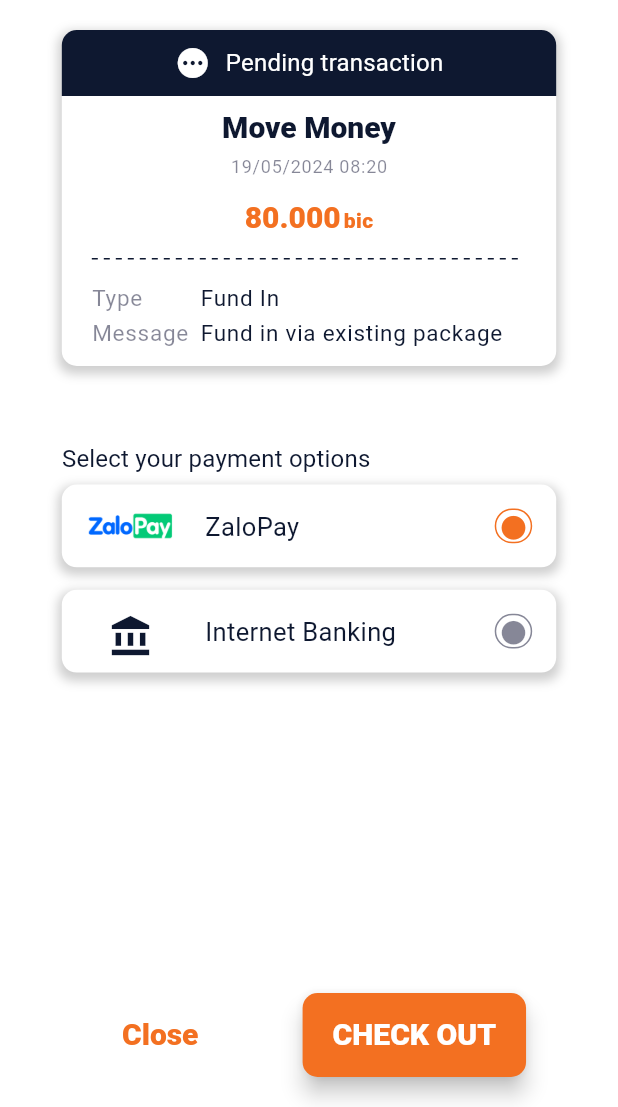
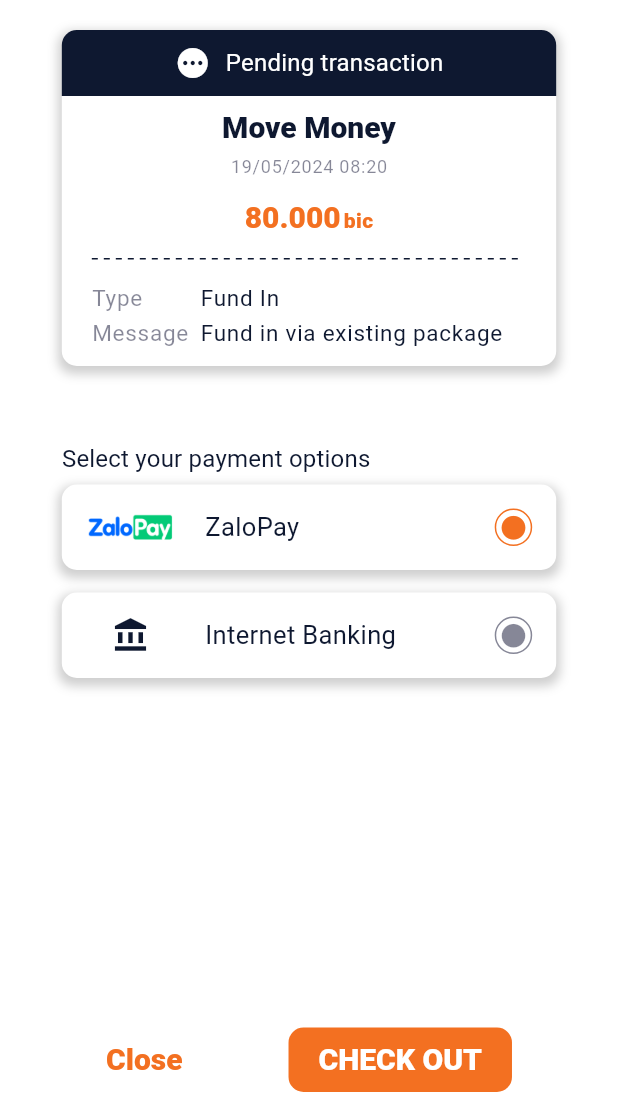
Before and after one commit to 3mallrice/fptu_bike_parking_system, a Flutter app: the PaymentScreen screen opened by its route, on a phone screen of 412 x 824 dp, the part 129-1236 px from its top. Run offline on Flutter 3.47's test engine with Material 3 defaults, Android fonts, the light colour scheme and no system bars; drawn by our look-alikes of dotted_line; our stand-ins replace firebase_core, firebase_storage, flutter_image_slideshow, font_awesome_flutter, geolocator, google_fonts and 8 more; missing offline and left inert: transition, widgets_to_image; accounts and stored records are empty.

Commit message:
[3mallrice][update ui]
- Update ui for receipt screen
- Update ui for payment screen

```diff
--- a/lib/component/my_radio_button.dart
+++ b/lib/component/my_radio_button.dart
@@ -1,4 +1,3 @@
-import 'package:flutter/cupertino.dart';
 import 'package:flutter/material.dart';
 
 import 'shadow_container.dart';
@@ -23,7 +22,6 @@ class RadioButtonCustom extends StatelessWidget {
       onTap: onTap,
       child: ShadowContainer(
         width: MediaQuery.of(context).size.width * 0.8,
-        height: MediaQuery.of(context).size.height * 0.067,
         child: Row(
           mainAxisAlignment: MainAxisAlignment.spaceBetween,
           children: [
--- a/lib/representation/payment.dart
+++ b/lib/representation/payment.dart
@@ -26,7 +26,11 @@ class _PaymentScreenState extends State<PaymentScreen> {
         leading: true,
         appBarText: 'Payment',
       ),
-      body: SingleChildScrollView(
+      body: Column(
+        mainAxisAlignment: MainAxisAlignment.spaceBetween,
+        children: [
+          Expanded(
+            child: SingleChildScrollView(
               child: Align(
                 alignment: Alignment.topCenter,
                 child: Column(
@@ -44,7 +48,8 @@ class _PaymentScreenState extends State<PaymentScreen> {
                         ),
                         Text(
                           'ID: Copy',
-                    style: Theme.of(context).textTheme.titleMedium!.copyWith(
+                          style:
+                              Theme.of(context).textTheme.titleMedium!.copyWith(
                                     fontWeight: FontWeight.w500,
                                   ),
                         ),
@@ -74,7 +79,8 @@ class _PaymentScreenState extends State<PaymentScreen> {
                               children: [
                                 Icon(
                                   Icons.pending,
-                            color: Theme.of(context).colorScheme.background,
+                                  color:
+                                      Theme.of(context).colorScheme.background,
                                 ),
                                 const SizedBox(width: 10),
                                 Text(
@@ -83,8 +89,9 @@ class _PaymentScreenState extends State<PaymentScreen> {
                                       .textTheme
                                       .titleMedium!
                                       .copyWith(
-                                  color:
-                                      Theme.of(context).colorScheme.background,
+                                        color: Theme.of(context)
+                                            .colorScheme
+                                            .background,
                                         fontWeight: FontWeight.normal,
                                       ),
                                 ),
@@ -121,8 +128,9 @@ class _PaymentScreenState extends State<PaymentScreen> {
                                       .textTheme
                                       .labelSmall!
                                       .copyWith(
-                                  color:
-                                      Theme.of(context).colorScheme.onSecondary,
+                                        color: Theme.of(context)
+                                            .colorScheme
+                                            .onSecondary,
                                       ),
                                 ),
                                 const SizedBox(height: 15),
@@ -138,8 +146,9 @@ class _PaymentScreenState extends State<PaymentScreen> {
                                           .copyWith(
                                             fontWeight: FontWeight.w900,
                                             fontSize: 20,
-                                      color:
-                                          Theme.of(context).colorScheme.primary,
+                                            color: Theme.of(context)
+                                                .colorScheme
+                                                .primary,
                                           ),
                                     ),
                                     const SizedBox(width: 2),
@@ -150,26 +159,30 @@ class _PaymentScreenState extends State<PaymentScreen> {
                                           .bodyMedium!
                                           .copyWith(
                                             fontWeight: FontWeight.w900,
-                                      color:
-                                          Theme.of(context).colorScheme.primary,
+                                            color: Theme.of(context)
+                                                .colorScheme
+                                                .primary,
                                           ),
                                     ),
                                   ],
                                 ),
                                 Container(
-                            margin: const EdgeInsets.symmetric(vertical: 15),
-                            padding: const EdgeInsets.symmetric(horizontal: 20),
+                                  margin:
+                                      const EdgeInsets.symmetric(vertical: 15),
+                                  padding: const EdgeInsets.symmetric(
+                                      horizontal: 20),
                                   child: DottedLine(
                                     direction: Axis.horizontal,
                                     alignment: WrapAlignment.center,
                                     lineLength: double.infinity,
                                     lineThickness: 1.0,
-                              dashColor: Theme.of(context).colorScheme.outline,
+                                    dashColor:
+                                        Theme.of(context).colorScheme.outline,
                                   ),
                                 ),
                                 Padding(
-                            padding:
-                                const EdgeInsets.symmetric(horizontal: 20.0),
+                                  padding: const EdgeInsets.symmetric(
+                                      horizontal: 20.0),
                                   child: Table(
                                     columnWidths: const {
                                       0: FractionColumnWidth(0.25)
@@ -179,8 +192,9 @@ class _PaymentScreenState extends State<PaymentScreen> {
                                         children: [
                                           Text(
                                             'Type',
-                                      style:
-                                          Theme.of(context).textTheme.bodyLarge,
+                                            style: Theme.of(context)
+                                                .textTheme
+                                                .bodyLarge,
                                           ),
                                           Text(
                                             'Fund In',
@@ -199,8 +213,9 @@ class _PaymentScreenState extends State<PaymentScreen> {
                                         children: [
                                           Text(
                                             'Message',
-                                      style:
-                                          Theme.of(context).textTheme.bodyLarge,
+                                            style: Theme.of(context)
+                                                .textTheme
+                                                .bodyLarge,
                                           ),
                                           Text(
                                             'Fund in via existing package',
@@ -230,7 +245,8 @@ class _PaymentScreenState extends State<PaymentScreen> {
                       alignment: Alignment.centerLeft,
                       child: Text(
                         'Select your payment options',
-                  style: Theme.of(context).textTheme.titleMedium!.copyWith(
+                        style:
+                            Theme.of(context).textTheme.titleMedium!.copyWith(
                                   fontWeight: FontWeight.normal,
                                 ),
                       ),
@@ -266,7 +282,7 @@ class _PaymentScreenState extends State<PaymentScreen> {
                       //bank icon
                       prefixWidget: Icon(
                         Icons.account_balance,
-                  size: 30,
+                        size: 25,
                         color: Theme.of(context).colorScheme.outline,
                       ),
                       contentWidget: Text(
@@ -288,19 +304,18 @@ class _PaymentScreenState extends State<PaymentScreen> {
                 ),
               ),
             ),
-
-      floatingActionButtonLocation: FloatingActionButtonLocation.centerDocked,
-      // close button and check-out button
-      floatingActionButton: Padding(
-        padding: const EdgeInsets.symmetric(vertical: 20),
+          ),
+          Container(
+            alignment: Alignment.bottomCenter,
+            padding: const EdgeInsets.symmetric(vertical: 10),
             child: Row(
-          mainAxisAlignment: MainAxisAlignment.center,
+              mainAxisAlignment: MainAxisAlignment.spaceEvenly,
               children: [
-            FloatingActionButton.extended(
-              onPressed: () {
-                //TODO: Implement close logic
+                GestureDetector(
+                  onTap: () {
+                    //TODO
                   },
-              label: Text(
+                  child: Text(
                     LabelMessage.close,
                     style: Theme.of(context).textTheme.displayMedium!.copyWith(
                           fontSize: 20,
@@ -308,29 +323,34 @@ class _PaymentScreenState extends State<PaymentScreen> {
                           fontWeight: FontWeight.w900,
                         ),
                   ),
-              backgroundColor: Theme.of(context).colorScheme.background,
-              elevation: 0,
                 ),
-            SizedBox(width: MediaQuery.of(context).size.width * 0.12),
-            FloatingActionButton.extended(
-              onPressed: () {
-                //TODO: Implement check-out logic
+                GestureDetector(
+                  onTap: () {
+                    //TODO
                   },
-              label: Text(
+                  child: Container(
+                    padding: const EdgeInsets.symmetric(
+                        vertical: 10, horizontal: 20),
+                    decoration: BoxDecoration(
+                      color: Theme.of(context).colorScheme.primary,
+                      shape: BoxShape.rectangle,
+                      borderRadius: BorderRadius.circular(10),
+                    ),
+                    child: Text(
                       LabelMessage.checkout.toUpperCase(),
-                style: Theme.of(context).textTheme.displayMedium!.copyWith(
+                      style:
+                          Theme.of(context).textTheme.displayMedium!.copyWith(
                                 fontSize: 20,
                                 color: Theme.of(context).colorScheme.background,
                                 fontWeight: FontWeight.w900,
                               ),
                     ),
-              backgroundColor: Theme.of(context).colorScheme.primary,
-              shape: RoundedRectangleBorder(
-                borderRadius: BorderRadius.circular(10),
                   ),
-            ),
+                )
               ],
             ),
+          )
+        ],
       ),
     );
   }
--- a/lib/representation/receipt.dart
+++ b/lib/representation/receipt.dart
@@ -48,7 +48,11 @@ class _ReceiptScreenState extends State<ReceiptScreen> {
         leading: true,
         appBarText: 'Receipt',
       ),
-      body: SingleChildScrollView(
+      body: Column(
+        mainAxisAlignment: MainAxisAlignment.spaceBetween,
+        children: [
+          Expanded(
+            child: SingleChildScrollView(
               child: Align(
                 alignment: Alignment.topCenter,
                 child: Column(
@@ -66,7 +70,8 @@ class _ReceiptScreenState extends State<ReceiptScreen> {
                         ),
                         Text(
                           'ID: Copy',
-                    style: Theme.of(context).textTheme.titleMedium!.copyWith(
+                          style:
+                              Theme.of(context).textTheme.titleMedium!.copyWith(
                                     fontWeight: FontWeight.w500,
                                   ),
                         ),
@@ -96,7 +101,8 @@ class _ReceiptScreenState extends State<ReceiptScreen> {
                               children: [
                                 Icon(
                                   statusIcon,
-                            color: Theme.of(context).colorScheme.background,
+                                  color:
+                                      Theme.of(context).colorScheme.background,
                                 ),
                                 const SizedBox(width: 10),
                                 Text(
@@ -105,8 +111,9 @@ class _ReceiptScreenState extends State<ReceiptScreen> {
                                       .textTheme
                                       .titleMedium!
                                       .copyWith(
-                                  color:
-                                      Theme.of(context).colorScheme.background,
+                                        color: Theme.of(context)
+                                            .colorScheme
+                                            .background,
                                         fontWeight: FontWeight.normal,
                                       ),
                                 ),
@@ -143,8 +150,9 @@ class _ReceiptScreenState extends State<ReceiptScreen> {
                                       .textTheme
                                       .labelSmall!
                                       .copyWith(
-                                  color:
-                                      Theme.of(context).colorScheme.onSecondary,
+                                        color: Theme.of(context)
+                                            .colorScheme
+                                            .onSecondary,
                                       ),
                                 ),
                                 const SizedBox(height: 15),
@@ -160,8 +168,9 @@ class _ReceiptScreenState extends State<ReceiptScreen> {
                                           .copyWith(
                                             fontWeight: FontWeight.w900,
                                             fontSize: 20,
-                                      color:
-                                          Theme.of(context).colorScheme.primary,
+                                            color: Theme.of(context)
+                                                .colorScheme
+                                                .primary,
                                           ),
                                     ),
                                     const SizedBox(width: 2),
@@ -172,37 +181,43 @@ class _ReceiptScreenState extends State<ReceiptScreen> {
                                           .bodyMedium!
                                           .copyWith(
                                             fontWeight: FontWeight.w900,
-                                      color:
-                                          Theme.of(context).colorScheme.primary,
+                                            color: Theme.of(context)
+                                                .colorScheme
+                                                .primary,
                                           ),
                                     ),
                                   ],
                                 ),
                                 Container(
-                            margin: const EdgeInsets.symmetric(vertical: 15),
-                            padding: const EdgeInsets.symmetric(horizontal: 20),
+                                  margin:
+                                      const EdgeInsets.symmetric(vertical: 15),
+                                  padding: const EdgeInsets.symmetric(
+                                      horizontal: 20),
                                   child: DottedLine(
                                     direction: Axis.horizontal,
                                     alignment: WrapAlignment.center,
                                     lineLength: double.infinity,
                                     lineThickness: 1.0,
-                              dashColor: Theme.of(context).colorScheme.outline,
+                                    dashColor:
+                                        Theme.of(context).colorScheme.outline,
                                   ),
                                 ),
                                 Padding(
-                            padding:
-                                const EdgeInsets.symmetric(horizontal: 20.0),
+                                  padding: const EdgeInsets.symmetric(
+                                      horizontal: 20.0),
                                   child: Table(
                                     columnWidths: const {
-                                0: FractionColumnWidth(0.25) // Cột đầu tiên
+                                      0: FractionColumnWidth(0.25)
+                                      // Cột đầu tiên
                                     },
                                     children: [
                                       TableRow(
                                         children: [
                                           Text(
                                             'Type',
-                                      style:
-                                          Theme.of(context).textTheme.bodyLarge,
+                                            style: Theme.of(context)
+                                                .textTheme
+                                                .bodyLarge,
                                           ),
                                           Text(
                                             'Fund In',
@@ -221,8 +236,9 @@ class _ReceiptScreenState extends State<ReceiptScreen> {
                                         children: [
                                           Text(
                                             'Message',
-                                      style:
-                                          Theme.of(context).textTheme.bodyLarge,
+                                            style: Theme.of(context)
+                                                .textTheme
+                                                .bodyLarge,
                                           ),
                                           Text(
                                             'Fund in via existing package',
@@ -276,9 +292,10 @@ class _ReceiptScreenState extends State<ReceiptScreen> {
                 ),
               ),
             ),
-      floatingActionButtonLocation: FloatingActionButtonLocation.centerFloat,
-      floatingActionButton: Container(
+          ),
+          Container(
             alignment: Alignment.bottomCenter,
+            padding: const EdgeInsets.symmetric(vertical: 10),
             child: GestureDetector(
               onTap: () {
                 log.e("Clicked!!");
@@ -291,6 +308,8 @@ class _ReceiptScreenState extends State<ReceiptScreen> {
                     ),
               ),
             ),
+          ),
+        ],
       ),
     );
   }
```
Lines whose indentation alone changed are shown as unchanged.
